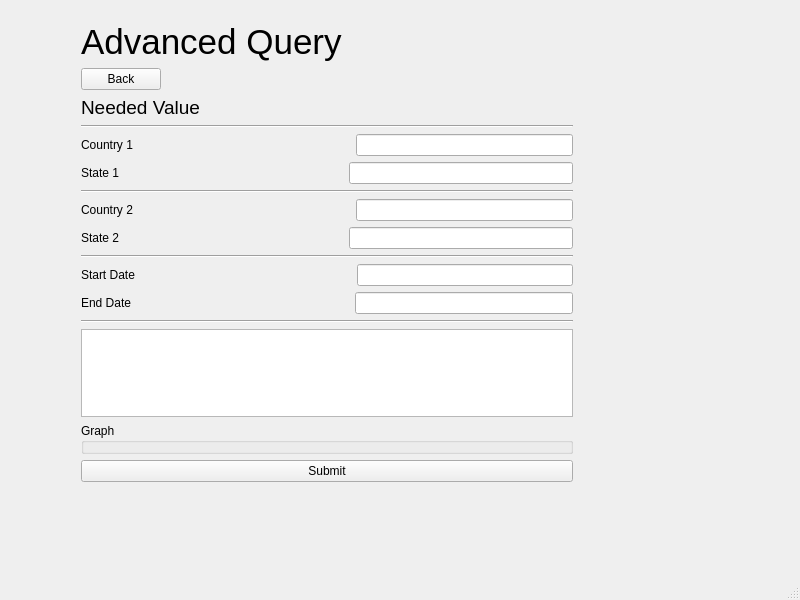
Old version of the form advancedQuery_new.ui in the repository Leoyang158/SupplyChain_CSCE310.
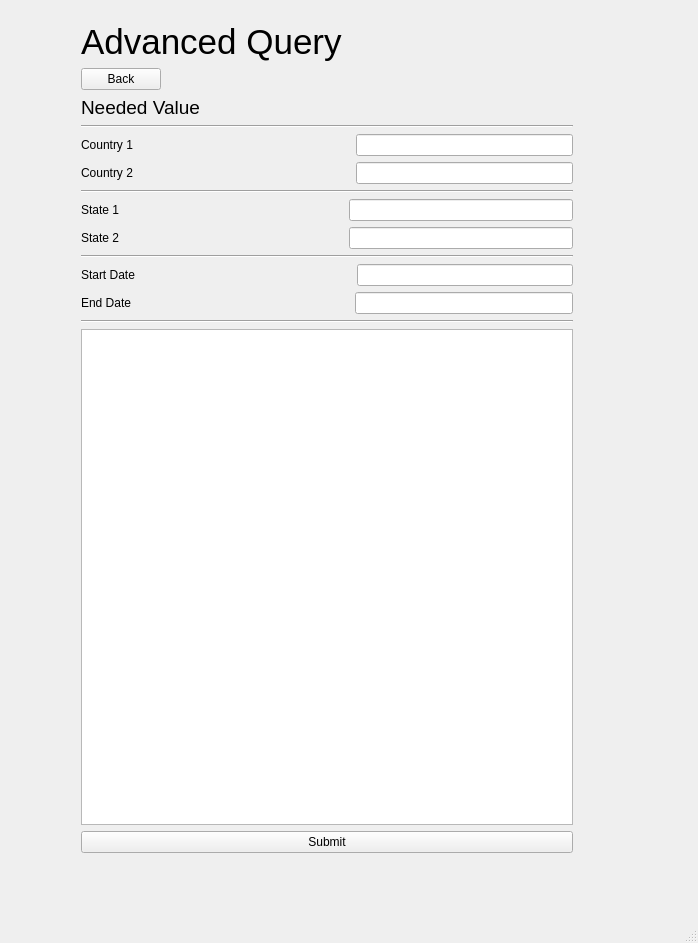
New version of the form.

Commit message: Finished graph and table and fixed labels

```diff
--- a/advancedQuery_new.ui
+++ b/advancedQuery_new.ui
@@ -6,8 +6,8 @@
    <rect>
     <x>0</x>
     <y>0</y>
-    <width>800</width>
-    <height>600</height>
+    <width>698</width>
+    <height>943</height>
    </rect>
   </property>
   <property name="windowTitle">
@@ -20,7 +20,7 @@
       <x>81</x>
       <y>22</y>
       <width>492</width>
-      <height>460</height>
+      <height>831</height>
      </rect>
     </property>
     <layout class="QVBoxLayout" name="verticalLayout">
@@ -115,7 +115,7 @@
        <item>
         <widget class="QLabel" name="uiAdvancedInput2">
          <property name="text">
-          <string>State 1</string>
+          <string>Country 2</string>
          </property>
         </widget>
        </item>
@@ -149,7 +149,7 @@
        <item>
         <widget class="QLabel" name="uiAdvancedInput3">
          <property name="text">
-          <string>Country 2</string>
+          <string>State 1</string>
          </property>
         </widget>
        </item>
@@ -273,13 +273,6 @@
      <item>
       <widget class="QTableView" name="uiAdvancedTable"/>
      </item>
-     <item>
-      <widget class="QGroupBox" name="uiAdvancedGraph">
-       <property name="title">
-        <string>Graph</string>
-       </property>
-      </widget>
-     </item>
      <item>
       <widget class="QPushButton" name="uiSubmitAdvanced">
        <property name="text">
```
Left out of the diff: 4 changed lines with no effect on the pictures. The commit also changes 2 other files.
